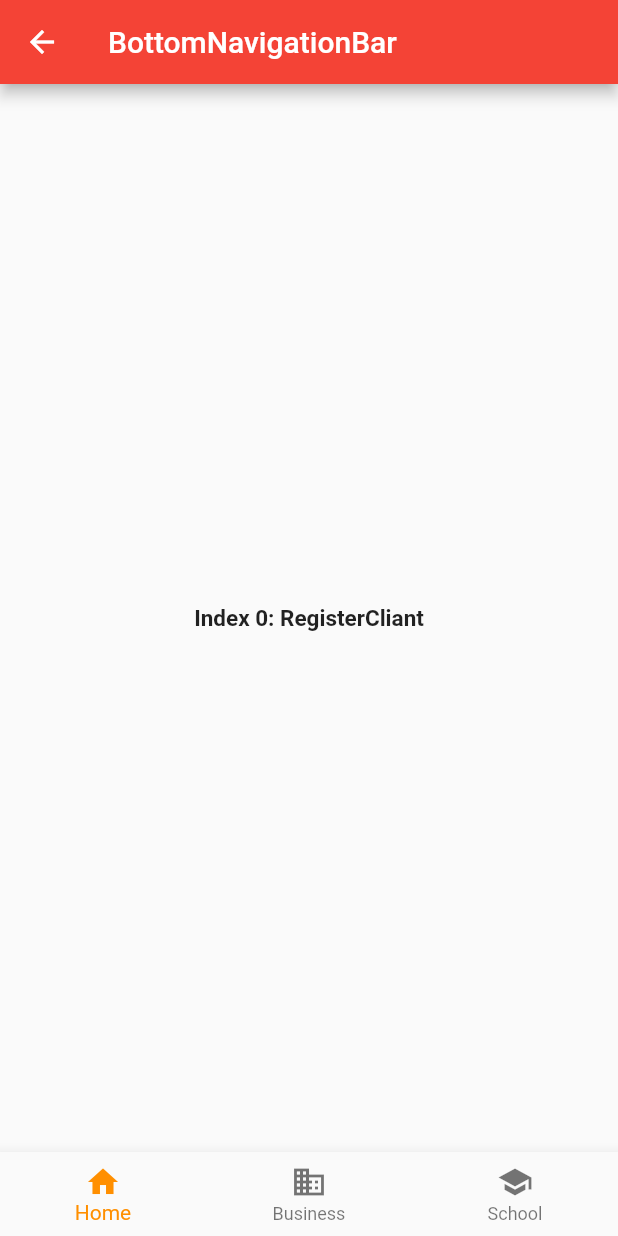
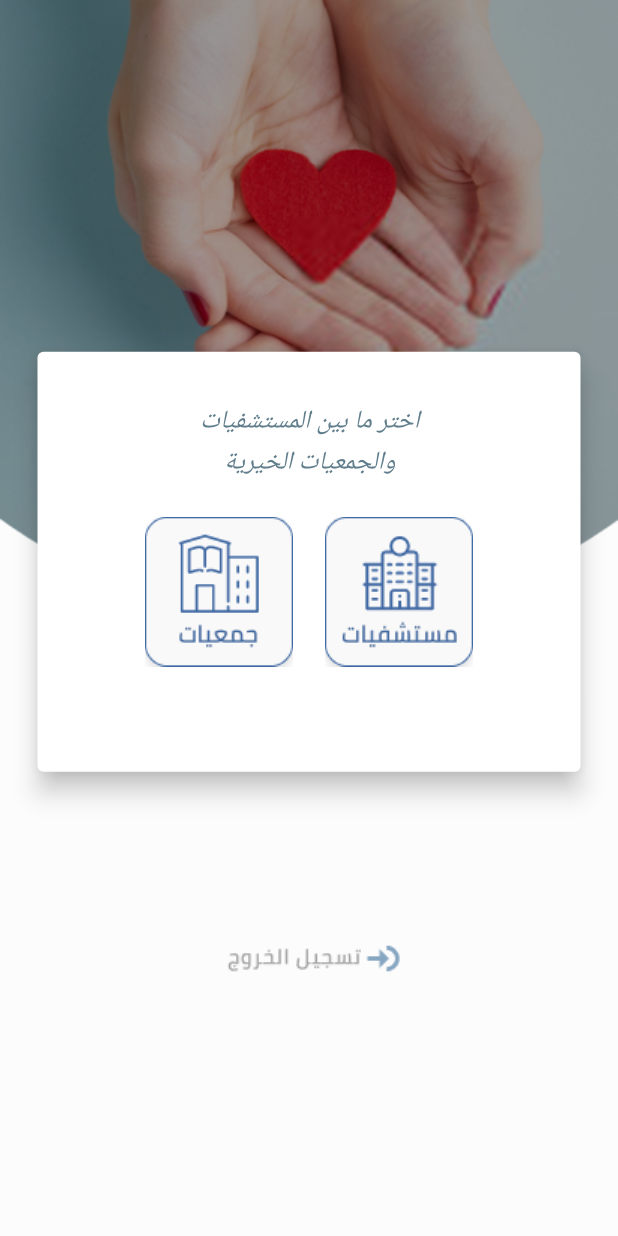
Before and after one commit to MohamedHassan275/GiveApp_Flutter, a Flutter app: the HomeTabBar screen opened by its route, on a phone screen of 412 x 824 dp. Run offline on Flutter 3.47's test engine with Material 2 defaults, Android fonts, the phone set to English and light mode, and no system bars.

Commit message:
Initial commit

```diff
--- a/lib/Activites/HomeScreen.dart
+++ b/lib/Activites/HomeScreen.dart
@@ -1,13 +1,13 @@
 import 'package:flutter/cupertino.dart';
 import 'package:flutter/material.dart';
-
+import 'package:give_app_flutter/Utils/flutkart.dart';
 
 
 class HomeTabBar extends StatefulWidget {
   @override
   State<StatefulWidget> createState() {
     // TODO: implement createState
-    return HomeTabBarClick ();
+    return HomeTabBarClick();
   }
 
 
@@ -42,97 +42,129 @@ class HomeTabBarClick extends State<HomeTabBar> {
   @override
   Widget build(BuildContext context) {
     // TODO: implement build
-    return  Scaffold(
-      appBar: AppBar(
-        title: const Text('BottomNavigationBar '),
-      ),
-      body: Center(
-        child: _widgetOptions.elementAt(_selectedIndex),
-      ),
-      bottomNavigationBar: BottomNavigationBar(
-        items: const <BottomNavigationBarItem>[
-          BottomNavigationBarItem(
-            icon: Icon(Icons.home),
-            title: Text('Home'),
+    return new Scaffold(
+      body: new Stack(
+        fit: StackFit.expand,
+        children: <Widget>[
+          Container(
+            child: new DecoratedBox(
+              decoration: new BoxDecoration(
+                image: new DecorationImage(
+                  image: new AssetImage("img/backgroung_hand_screen.png"),
+                  fit: BoxFit.fill,
+                ),
+              ),
+            ),
           ),
-          BottomNavigationBarItem(
-            icon: Icon(Icons.business),
-            title: Text('Business'),
-          ),
-          BottomNavigationBarItem(
-            icon: Icon(Icons.school),
-            title: Text('School'),
+          new Column(
+            mainAxisAlignment: MainAxisAlignment.center,
+            children: <Widget>[
+              new Padding(padding: EdgeInsets.only(bottom: 125.0)),
+              new Card(
+                elevation: 7.0,
+                margin: EdgeInsets.all(25.0),
+                child: new Container(
+                  padding: EdgeInsets.all(15.0),
+                  child: new Column(
+                    children: <Widget>[
+                      new Padding(padding: EdgeInsets.all(10.0)),
+                      new Column(
+                        children: <Widget>[
+                          new InkWell(
+                            onTap: () => null,
+                            child: new Container(
+                              child: new Text(
+                                Flutkart.ChoseHospitalOrSusality1,
+                                style: new TextStyle(
+                                    fontSize: 17.0,
+                                    color: Colors.blueGrey,
+                                    fontStyle: FontStyle.italic),
+                              ),
+                            ),
+                          ),
+                          new Padding(padding: EdgeInsets.all(2.0)),
+                          new InkWell(
+                            onTap: () => null,
+                            child: new Container(
+                              child: new Text(
+                                Flutkart.ChoseHospitalOrSusality2,
+                                style: new TextStyle(
+                                    fontSize: 17.0,
+                                    color: Colors.blueGrey,
+                                    fontStyle: FontStyle.italic),
+                              ),
+                            ),
+                          ),
+                          new Padding(padding: EdgeInsets.all(10.0)),
+                          new Container(
+                              padding: EdgeInsets.all(5.0),
+                              alignment: Alignment.center,
+                              child: new Row(
+                                mainAxisAlignment: MainAxisAlignment.center,
+                                children: <Widget>[
+                                  new Image.asset('img/gmaia_screen.png',
+                                      width: 100.0,
+                                      height: 100.0,
+                                      alignment: Alignment.center),
+                                  new Padding(padding: EdgeInsets.all(10.0)),
+                                  new Image.asset('img/hospital_screen.png',
+                                      width: 100.0,
+                                      height: 100.0,
+                                      alignment: Alignment.center),
+                                ],
+                              )
+
+                          ),
+                          new Padding(padding: EdgeInsets.all(25.0)),
+
+                        ],
+                      )
+                    ],
+                  ),
+                ),
+              ),
+
+              new Container(
+                child: new Column(
+                  children: <Widget>[
+                    new Image.asset('img/logout_screen.png',
+                        width: 200.0,
+                        height: 200.0,
+                        alignment: Alignment.center),
+                  ],
+                )
+//                  new InkWell(
+//                    onTap: ()=> Navigator.of(context).pushNamed('/LoginCliant'),
+//                    child: new Container(
+//                      child: new Text(
+//                        Flutkart.LogOut,
+//                        style: new TextStyle(
+//                            fontSize: 19.0, color: Colors.grey),
+//                      ),,
+              )
+//              new Row(
+//                mainAxisAlignment: MainAxisAlignment.center,
+//                children: <Widget>[
+//                  new Image.asset('img/logout_screen.png',
+//                      width: 100.0,
+//                      height: 100.0,
+//                      alignment: Alignment.center),
+////                  new InkWell(
+////                    onTap: ()=> Navigator.of(context).pushNamed('/LoginCliant'),
+////                    child: new Container(
+////                      child: new Text(
+////                        Flutkart.LogOut,
+////                        style: new TextStyle(
+////                            fontSize: 19.0, color: Colors.grey),
+////                      ),
+////                    ),
+////                  ),
+//                ],
+//              )
+            ],
           ),
         ],
-        currentIndex: _selectedIndex,
-        selectedItemColor: Colors.amber[800],
-        onTap: _onItemTapped,
       ),
     );
   }
 }
-
-
-class HomeDetails extends StatelessWidget {
-  @override
-  Widget build(BuildContext context) {
-    return Scaffold(
-      appBar: new AppBar(
-        title: new Text('Home Screen'),
-        backgroundColor: Colors.indigo,
-        actions: <Widget>[
-          new IconButton(
-              icon: new Icon(Icons.more_vert),
-              onPressed: () => debugPrint('more')),
-        ],
-      ),
-      body: new Container(
-          alignment: Alignment.center,
-          child: new Column(
-            mainAxisAlignment: MainAxisAlignment.center,
-            children: <Widget>[
-              new Text(
-                "my name is Mohamed Hassan ",
-                textDirection: TextDirection.ltr,
-                style: TextStyle(
-                  color: Colors.cyan,
-                  fontSize: 15,
-                  fontWeight: FontWeight.bold,
-                  fontStyle: FontStyle.italic,
-                ),
-              ),
-              new Text(
-                "i`m 24 years old  ",
-                textDirection: TextDirection.ltr,
-                style: TextStyle(
-                  color: Colors.blue,
-                  fontSize: 15,
-                  fontWeight: FontWeight.bold,
-                  fontStyle: FontStyle.italic,
-                ),
-              ),
-              new Text(
-                "i live in sohag saqulta ",
-                textDirection: TextDirection.ltr,
-                style: TextStyle(
-                  color: Colors.indigo,
-                  fontSize: 15,
-                  fontWeight: FontWeight.bold,
-                  fontStyle: FontStyle.italic,
-                ),
-              ),
-              new Text(
-                "i`m work android developer ",
-                textDirection: TextDirection.ltr,
-                style: TextStyle(
-                  color: Colors.indigoAccent,
-                  fontSize: 15,
-                  fontWeight: FontWeight.bold,
-                  fontStyle: FontStyle.italic,
-                ),
-              ),
-            ],
-          )),
-    );
-  }
-}
--- a/lib/Utils/flutkart.dart
+++ b/lib/Utils/flutkart.dart
@@ -6,11 +6,11 @@ class Flutkart {
   static const String RegisterNow = "تسجيل جديد";
   static const String email = "email";
   static const String password = "password";
-  static const String Login =
-      "تسجيل دخول ";
+  static const String Login = "تسجيل دخول ";
   static const String Register = "تسجيل اشتراك";
-  static const String wc4 =
-      "We Will Verify Your Order\n Pay the bill and Receive the Product";
+  static const String LogOut = "تسجيل الخروج";
+  static const String ChoseHospitalOrSusality1 = "اختر ما بين المستشفيات";
+  static const String ChoseHospitalOrSusality2 = "والجمعيات الخيرية";
   static const String skip = "SKIP";
   static const String next = "NEXT";
   static const String gotIt = "GOT IT";
```
